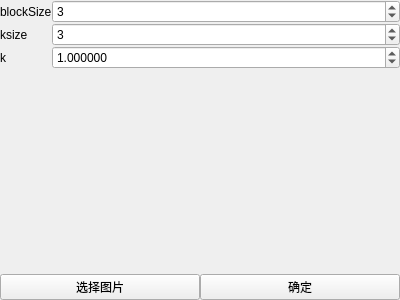
Qt form opencv_imgproc/opencv_cornerHarris/ControlItem.ui (ngzHappy/oct2) before a commit.
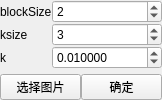
The same form after that commit.

```diff
--- a/opencv_imgproc/opencv_cornerHarris/ControlItem.ui
+++ b/opencv_imgproc/opencv_cornerHarris/ControlItem.ui
@@ -6,8 +6,8 @@
    <rect>
     <x>0</x>
     <y>0</y>
-    <width>400</width>
-    <height>300</height>
+    <width>162</width>
+    <height>100</height>
    </rect>
   </property>
   <property name="windowTitle">
@@ -50,7 +50,7 @@
         <number>255</number>
        </property>
        <property name="value">
-        <number>3</number>
+        <number>2</number>
        </property>
       </widget>
      </item>
@@ -93,7 +93,7 @@
         <double>0.500000000000000</double>
        </property>
        <property name="value">
-        <double>1.000000000000000</double>
+        <double>0.010000000000000</double>
        </property>
       </widget>
      </item>
```
